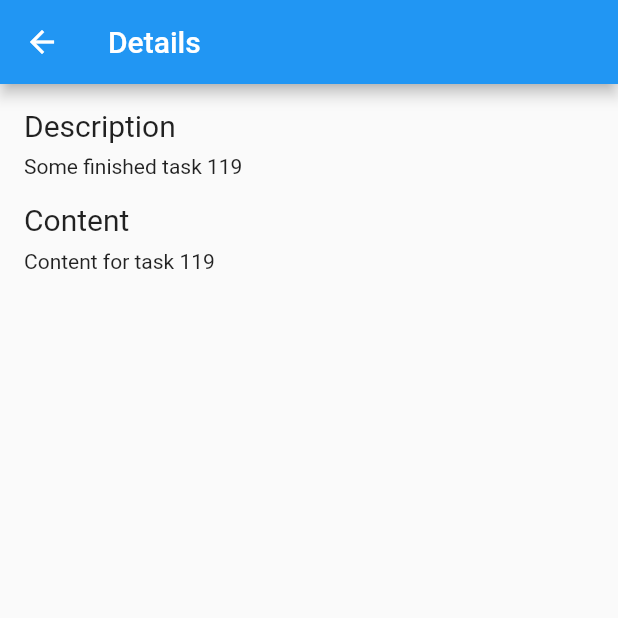
After one commit to Albertogcia/GSDFlutter, a Flutter app: the screen it shows after launch, after a tap on an icon or button, on a phone screen of 412 x 824 dp, the top half of it. The commit adds this screen. Run offline on Flutter 3.47's test engine with Material 2 defaults, Android fonts, the phone set to English and light mode, and no system bars; our stand-ins replace shared_preferences.

Commit message:
Added task details and navigation

```diff
--- /dev/null
+++ b/lib/task_details.dart
@@ -0,0 +1,38 @@
+import 'package:flutter/material.dart';
+import 'package:gsd_domain/gsd_domain.dart';
+
+class TaskDetails extends StatelessWidget {
+  late final Task task;
+
+  TaskDetails({required Task task}) : task = task;
+
+  @override
+  Widget build(BuildContext context) {
+    return Scaffold(
+      appBar: AppBar(title: Text('Details')),
+      body: Padding(
+        padding: const EdgeInsets.all(16.0),
+        child: Column(
+          crossAxisAlignment: CrossAxisAlignment.start,
+          children: [
+            Text('Description',
+                textAlign: TextAlign.start, style: TextStyle(fontSize: 20)),
+            Padding(
+              padding: const EdgeInsets.only(top: 8.0),
+              child: Text(task.description, textAlign: TextAlign.start),
+            ),
+            Padding(
+              padding: const EdgeInsets.only(top: 16.0),
+              child: Text('Content',
+                  textAlign: TextAlign.start, style: TextStyle(fontSize: 20)),
+            ),
+            Padding(
+              padding: const EdgeInsets.only(top: 8.0),
+              child: Text(task.content, textAlign: TextAlign.start),
+            ),
+          ],
+        ),
+      ),
+    );
+  }
+}
--- a/lib/task_widget.dart
+++ b/lib/task_widget.dart
@@ -1,5 +1,6 @@
 import 'package:flutter/material.dart';
 import 'package:gsd_app/domain/settings.dart';
+import 'package:gsd_app/task_details.dart';
 import 'package:gsd_domain/gsd_domain.dart';
 import 'package:mow/mow.dart';
 
@@ -87,6 +88,13 @@ class _TaskWidgetState extends ObserverState<Task, TaskWidget> {
               onChanged: _onCheckboxTap,
             ),
             title: Text(widget.model.description),
+            onTap: () {
+              Navigator.of(context).push<void>(
+                MaterialPageRoute<void>(
+                  builder: (context) => TaskDetails(task: widget.model),
+                ),
+              );
+            },
           ),
         ),
       ),
```
